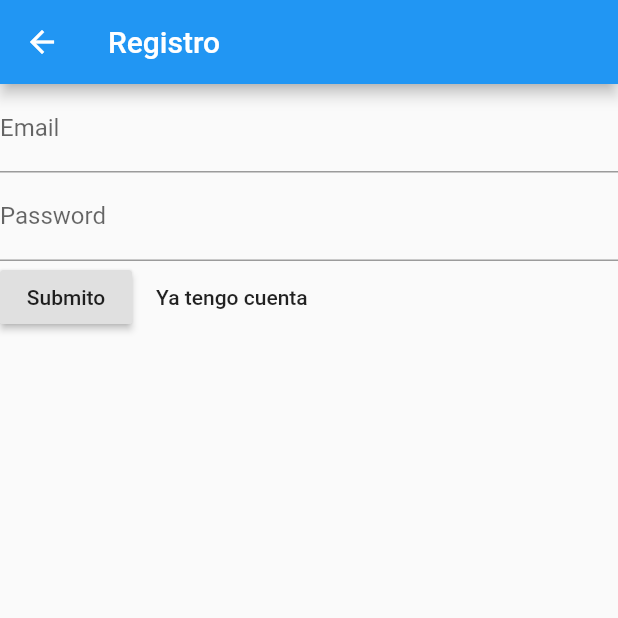
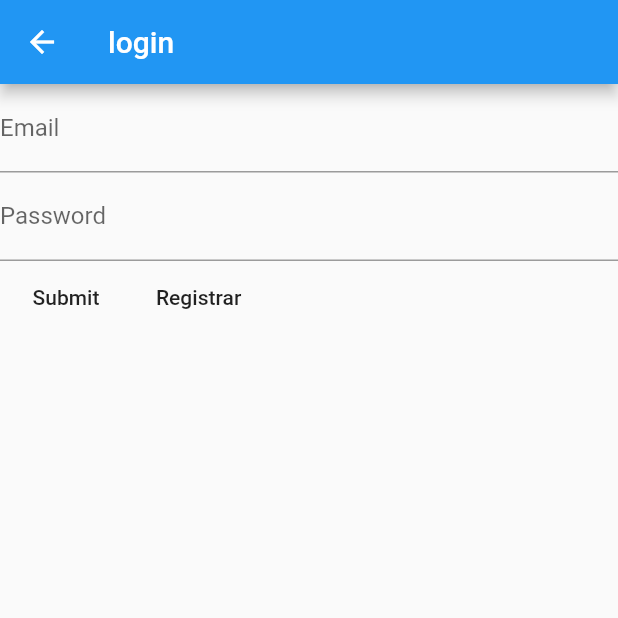
Before and after one commit to saulpsy24/firebase_provider, a Flutter app: the LoginPage screen opened directly, after a tap on "Registrar", on a phone screen of 412 x 824 dp, the top half of it. Run offline on Flutter 3.47's test engine with Material 2 defaults, Android fonts, the phone set to English and light mode, and no system bars; drawn by our look-alikes of flutter_form_builder; our stand-ins replace firebase_auth; accounts and stored records are empty.

Commit message:
AHI VAMO

```diff
--- a/lib/pages/loginpage.dart
+++ b/lib/pages/loginpage.dart
@@ -15,7 +15,9 @@ class LoginPage extends StatelessWidget {
       appBar: AppBar(
         title: Text('login'),
       ),
-      body: SafeArea(
+      body: ChangeNotifierProvider(
+        builder: (context) => MyProvider(),
+        child: SafeArea(
             child: ListView(children: <Widget>[
           Column(
             children: <Widget>[
@@ -65,11 +67,9 @@ class LoginPage extends StatelessWidget {
                   MaterialButton(
                     child: Text("Registrar"),
                     onPressed: () {
-
-                    Navigator.pushReplacement(
-                        context,
-                        MaterialPageRoute(
-                            builder: (context) => RegisterPage()));
+                      final page = ChangeNotifierProvider(builder: (context)=>MyProvider(), child:RegisterPage());
+                      Navigator.pushReplacement(context,
+                          MaterialPageRoute(builder: (context) => page));
                     },
                   ),
                 ],
@@ -77,6 +77,7 @@ class LoginPage extends StatelessWidget {
             ],
           ),
         ])),
+      ),
     );
   }
 
--- a/lib/pages/registerpage.dart
+++ b/lib/pages/registerpage.dart
@@ -1,3 +1,4 @@
+import 'package:firebase_login_messages/pages/homepage.dart';
 import 'package:firebase_login_messages/pages/loginpage.dart';
 import 'package:flutter/material.dart';
 import 'package:flutter_form_builder/flutter_form_builder.dart';
@@ -6,37 +7,40 @@ import 'package:provider/provider.dart';
 import '../providers/provider.dart';
 
 class RegisterPage extends StatelessWidget {
-  final GlobalKey<FormBuilderState> _fbKey2 = GlobalKey<FormBuilderState>();
+  final GlobalKey<FormBuilderState> _fbKey = GlobalKey<FormBuilderState>();
   final FirebaseAuth _auth = FirebaseAuth.instance;
 
   @override
   Widget build(BuildContext context) {
     return Scaffold(
       appBar: AppBar(
-        title: Text('Registro'),
+        title: Text('login'),
       ),
-      body: SafeArea(
-          child: ListView(children: <Widget>[
+      body: ChangeNotifierProvider(
+        builder: (context) => MyProvider(),
+        child: SafeArea(
+          child: ListView(
+            children: <Widget>[
               Column(
                 children: <Widget>[
                   FormBuilder(
-              key: _fbKey2,
+                    key: _fbKey,
                     autovalidate: true,
                     child: Column(
                       children: <Widget>[
                         FormBuilderTextField(
                           keyboardType: TextInputType.emailAddress,
-                    attribute: "registro_email",
+                          attribute: "email",
                           decoration: InputDecoration(labelText: "Email"),
                           validators: [
                             FormBuilderValidators.required(
                                 errorText: 'Debes Introducir un email valido'),
-
+                            FormBuilderValidators.max(20),
                           ],
                         ),
                         FormBuilderTextField(
                           obscureText: true,
-                    attribute: "registro_password",
+                          attribute: "password",
                           decoration: InputDecoration(labelText: "Password"),
                           validators: [
                             FormBuilderValidators.required(
@@ -51,33 +55,42 @@ class RegisterPage extends StatelessWidget {
                   ),
                   Row(
                     children: <Widget>[
-                RaisedButton(
-                  child: Text("Submito"),
+                      MaterialButton(
+                        child: Text("Submit"),
                         onPressed: () {
-                    print('aqui entro');
-                    _fbKey2.currentState.save();
-                    if (_fbKey2.currentState.validate()) {
-                      var _emailregistro = _fbKey2.currentState.value["registro_email"];
-                      var _passwordregistro = _fbKey2.currentState.value["registro_password"];
-                      //_handleSignIn(_emailregistro, _passwordregistro, context);
+                          _fbKey.currentState.save();
+                          if (_fbKey.currentState.validate()) {
+                            var _email = _fbKey.currentState.value["email"];
+                            var _password =
+                                _fbKey.currentState.value["password"];
+                            _handleSignIn(_email, _password, context).then((_) {
+                              final page = ChangeNotifierProvider(
+                                  builder: (context) => MyProvider(),
+                                  child: HomePage());
+                              Navigator.pushReplacement(
+                                  context,
+                                  MaterialPageRoute(
+                                      builder: (context) => page));
+                            });
                           }
                         },
                       ),
                       MaterialButton(
-                  child: Text("Ya tengo cuenta"),
+                        child: Text("Registrar"),
                         onPressed: () {
-
-                    Navigator.pushReplacement(
-                        context,
-                        MaterialPageRoute(
-                            builder: (context) => LoginPage()));
+                          final page = LoginPage();
+                          Navigator.pushReplacement(context,
+                              MaterialPageRoute(builder: (context) => page));
                         },
                       ),
                     ],
                   )
                 ],
               ),
-      ])),
+            ],
+          ),
+        ),
+      ),
     );
   }
 
--- a/lib/pages/rootpage.dart
+++ b/lib/pages/rootpage.dart
@@ -1,6 +1,5 @@
 import 'package:firebase_login_messages/pages/homepage.dart';
 import 'package:firebase_login_messages/pages/loginpage.dart';
-import 'package:firebase_login_messages/pages/registerpage.dart';
 import 'package:firebase_login_messages/providers/provider.dart';
 import 'package:flutter/material.dart';
 import 'package:provider/provider.dart';
@@ -10,6 +9,6 @@ class RootPage extends StatelessWidget {
   @override
   Widget build(BuildContext context) {
     var login = Provider.of<MyProvider>(context);
-    return  login.islogin ? HomePage() : RegisterPage();
+    return  login.islogin ? HomePage() : LoginPage();
   }
 }
```
Also changed, not shown: lib/pages/homepage.dart (+19 -9 lines). Lines whose indentation alone changed are shown as unchanged.
